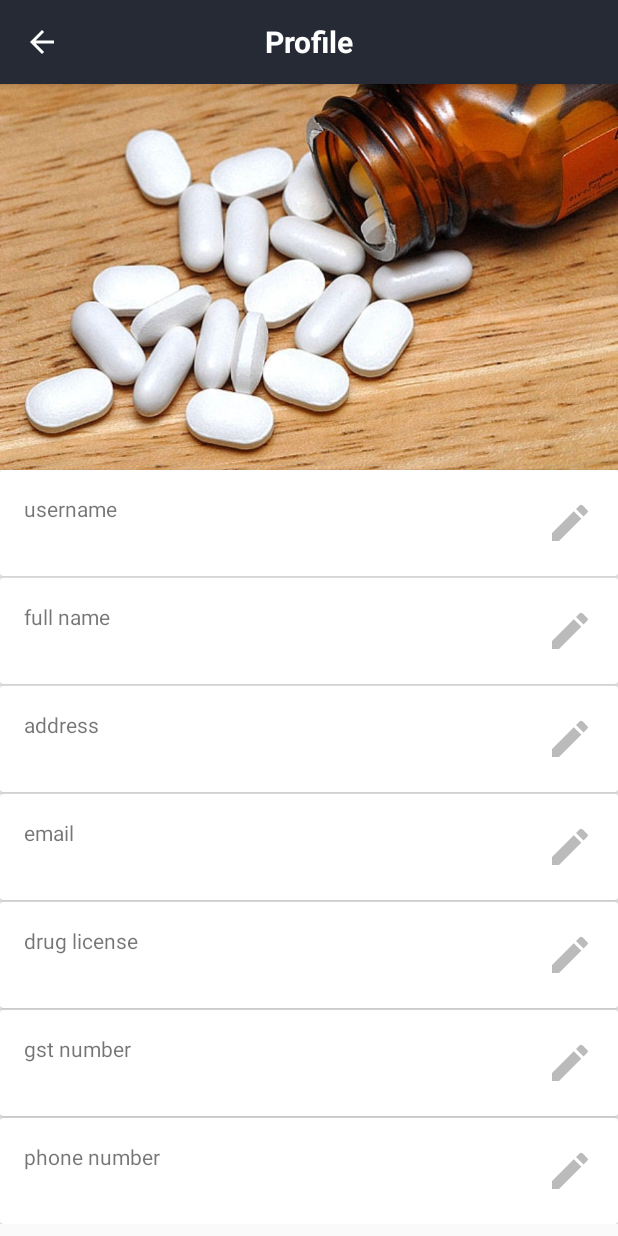
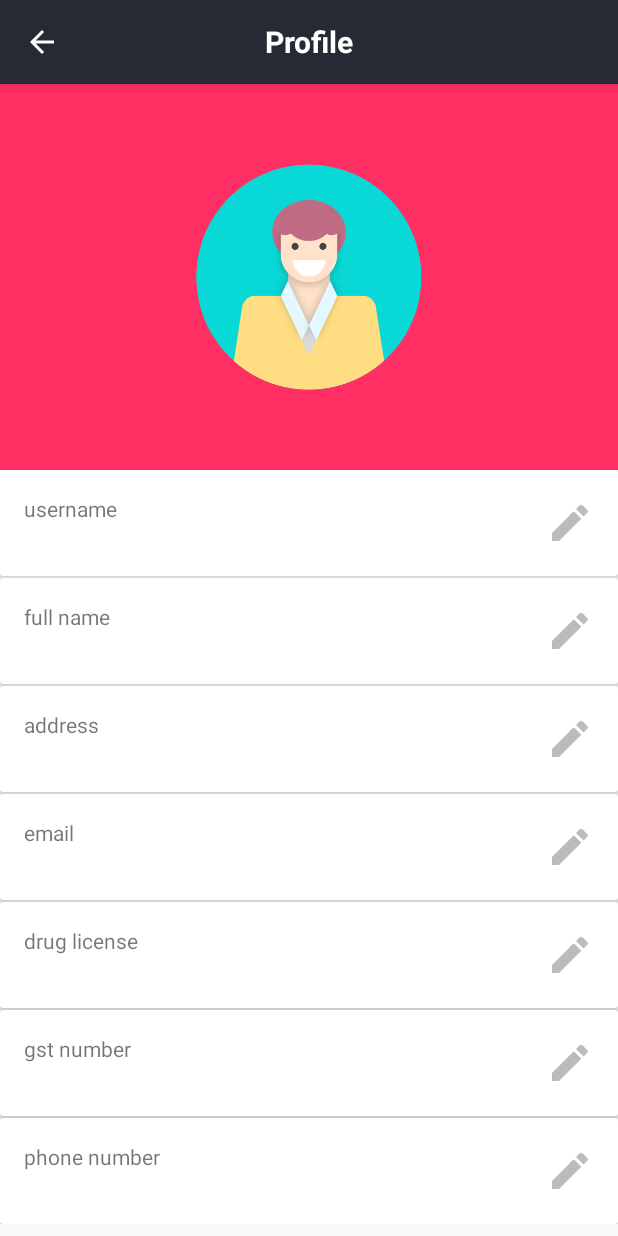
Before and after one commit to honey-hoper/Med-Order, an Android app: the ProfileActivity screen opened directly, with no data from a screen before it, on a phone screen of 412 x 824 dp. Run offline under Robolectric (Android 15) with nearby library versions, the phone set to English and light mode, and no system bars.

Commit message:
added profile avatar in profile activity

```diff
--- /dev/null
+++ b/app/src/main/res/drawable/profile_avatar_drawable.xml
@@ -0,0 +1,13 @@
+<?xml version="1.0" encoding="utf-8"?>
+<layer-list xmlns:android="http://schemas.android.com/apk/res/android">
+
+    <item>
+        <color android:color="@color/colorAccent2"/>
+    </item>
+
+    <item>
+        <bitmap android:src="@drawable/profile_avatar"
+            android:gravity="center"/>
+    </item>
+
+</layer-list>
--- a/app/src/main/res/layout/activity_profile.xml
+++ b/app/src/main/res/layout/activity_profile.xml
@@ -46,7 +46,7 @@
                 android:layout_height="wrap_content"
                 android:adjustViewBounds="true"
                 android:scaleType="centerCrop"
-                android:src="@drawable/test" />
+                android:src="@drawable/profile_avatar_drawable" />
 
             <android.support.v7.widget.CardView
                 android:layout_width="match_parent"
```
Also changed, not shown: app/src/main/res/drawable-hdpi/profile_avatar.png (added), app/src/main/res/drawable-mdpi/profile_avatar.png (added), app/src/main/res/drawable-xhdpi/profile_avatar.png (added), app/src/main/res/drawable-xxhdpi/profile_avatar.png (added).
